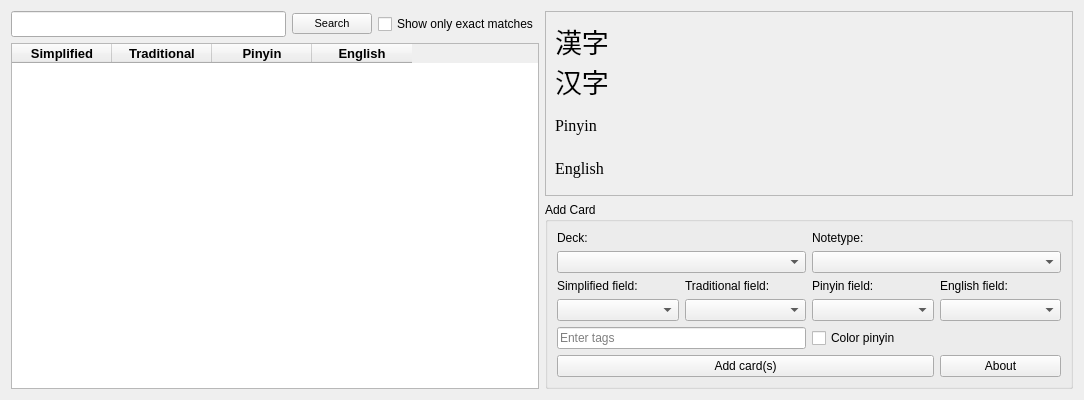
ThoreBor/CC-CEDICT-for-Anki, file designer/dict_ui.ui: the form before one commit.
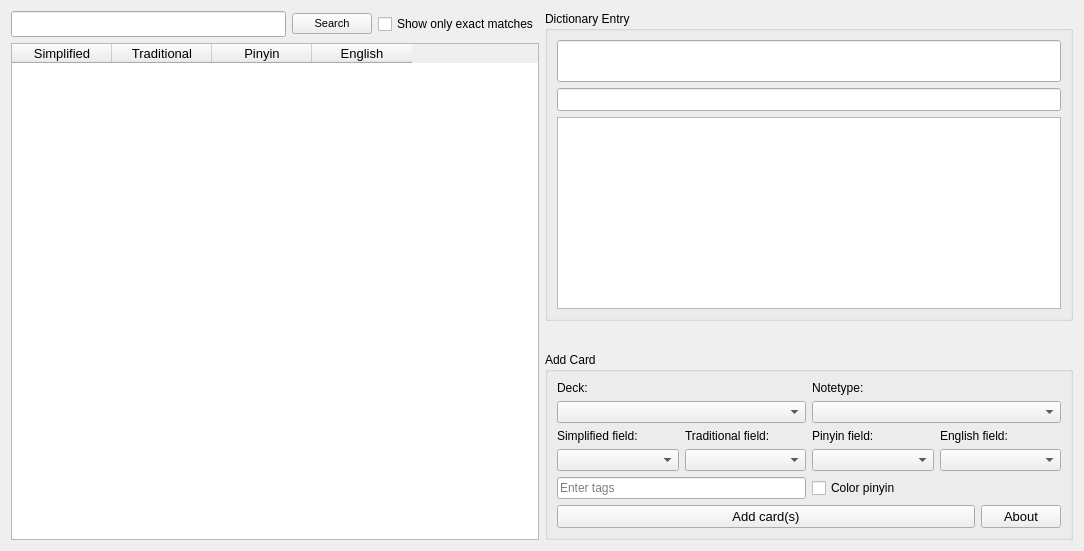
The form after the commit.

Commit message: update for Anki 23.10, switch to qt6, minor UI changes, update dictionary

Diff of the .ui file:
```diff
--- a/designer/dict_ui.ui
+++ b/designer/dict_ui.ui
@@ -7,7 +7,7 @@
     <x>0</x>
     <y>0</y>
     <width>1084</width>
-    <height>400</height>
+    <height>551</height>
    </rect>
   </property>
   <property name="sizePolicy">
@@ -30,136 +30,77 @@
     <enum>QLayout::SetNoConstraint</enum>
    </property>
    <item row="0" column="1">
-    <widget class="QScrollArea" name="scrollArea">
-     <property name="focusPolicy">
-      <enum>Qt::NoFocus</enum>
+    <widget class="QGroupBox" name="groupBox">
+     <property name="title">
+      <string>Dictionary Entry</string>
      </property>
-     <property name="widgetResizable">
-      <bool>true</bool>
-     </property>
-     <widget class="QWidget" name="scrollAreaWidgetContents">
-      <property name="geometry">
-       <rect>
-        <x>0</x>
-        <y>0</y>
-        <width>528</width>
-        <height>186</height>
-       </rect>
-      </property>
-      <layout class="QVBoxLayout" name="verticalLayout">
-       <item>
-        <widget class="QLabel" name="Hanzi">
-         <property name="font">
-          <font>
-           <family>SimHei</family>
-           <pointsize>20</pointsize>
-          </font>
-         </property>
-         <property name="text">
-          <string>漢字
-汉字</string>
-         </property>
-         <property name="wordWrap">
-          <bool>true</bool>
-         </property>
-         <property name="textInteractionFlags">
-          <set>Qt::LinksAccessibleByMouse|Qt::TextSelectableByMouse</set>
-         </property>
-        </widget>
-       </item>
-       <item>
-        <widget class="QLabel" name="Pinyin">
-         <property name="font">
-          <font>
-           <family>Times New Roman</family>
-           <pointsize>12</pointsize>
-          </font>
-         </property>
-         <property name="text">
-          <string>Pinyin</string>
-         </property>
-         <property name="textInteractionFlags">
-          <set>Qt::LinksAccessibleByMouse|Qt::TextSelectableByMouse</set>
-         </property>
-        </widget>
-       </item>
-       <item>
-        <widget class="QLabel" name="English">
-         <property name="font">
-          <font>
-           <family>Times New Roman</family>
-           <pointsize>12</pointsize>
-          </font>
-         </property>
-         <property name="text">
-          <string>English</string>
-         </property>
-        </widget>
-       </item>
-      </layout>
-     </widget>
+     <layout class="QVBoxLayout" name="verticalLayout">
+      <item>
+       <widget class="QLineEdit" name="Hanzi">
+        <property name="sizePolicy">
+         <sizepolicy hsizetype="MinimumExpanding" vsizetype="Fixed">
+          <horstretch>0</horstretch>
+          <verstretch>0</verstretch>
+         </sizepolicy>
+        </property>
+        <property name="font">
+         <font>
+          <family>KaiTi</family>
+          <pointsize>18</pointsize>
+         </font>
+        </property>
+        <property name="focusPolicy">
+         <enum>Qt::ClickFocus</enum>
+        </property>
+       </widget>
+      </item>
+      <item>
+       <widget class="QLineEdit" name="Pinyin">
+        <property name="sizePolicy">
+         <sizepolicy hsizetype="MinimumExpanding" vsizetype="Fixed">
+          <horstretch>0</horstretch>
+          <verstretch>0</verstretch>
+         </sizepolicy>
+        </property>
+        <property name="font">
+         <font>
+          <pointsize>10</pointsize>
+         </font>
+        </property>
+        <property name="focusPolicy">
+         <enum>Qt::ClickFocus</enum>
+        </property>
+       </widget>
+      </item>
+      <item>
+       <widget class="QTextEdit" name="English">
+        <property name="sizePolicy">
+         <sizepolicy hsizetype="MinimumExpanding" vsizetype="MinimumExpanding">
+          <horstretch>0</horstretch>
+          <verstretch>0</verstretch>
+         </sizepolicy>
+        </property>
+        <property name="font">
+         <font>
+          <pointsize>8</pointsize>
+         </font>
+        </property>
+        <property name="focusPolicy">
+         <enum>Qt::ClickFocus</enum>
+        </property>
+       </widget>
+      </item>
+     </layout>
     </widget>
    </item>
-   <item row="1" column="1">
-    <widget class="QGroupBox" name="AddCard">
+   <item row="2" column="1">
+    <widget class="QGroupBox" name="Dict">
      <property name="title">
       <string>Add Card</string>
      </property>
      <layout class="QGridLayout" name="gridLayout_3">
-      <item row="1" column="0">
-       <spacer name="verticalSpacer">
-        <property name="orientation">
-         <enum>Qt::Vertical</enum>
-        </property>
-        <property name="sizeHint" stdset="0">
-         <size>
-          <width>20</width>
-          <height>0</height>
-         </size>
-        </property>
-       </spacer>
-      </item>
-      <item row="0" column="0">
+      <item row="0" column="0" colspan="2">
        <layout class="QGridLayout" name="gridLayout_2">
-        <item row="3" column="2">
-         <widget class="QComboBox" name="Field3"/>
-        </item>
-        <item row="2" column="0">
-         <widget class="QLabel" name="Field1_Label">
-          <property name="text">
-           <string>Simplified field:</string>
-          </property>
-         </widget>
-        </item>
-        <item row="0" column="2">
-         <widget class="QLabel" name="Notetype_Label">
-          <property name="text">
-           <string>Notetype:</string>
-          </property>
-         </widget>
-        </item>
-        <item row="5" column="3">
-         <widget class="QPushButton" name="About">
-          <property name="focusPolicy">
-           <enum>Qt::TabFocus</enum>
-          </property>
-          <property name="text">
-           <string>About</string>
-          </property>
-          <property name="autoDefault">
-           <bool>false</bool>
-          </property>
-         </widget>
-        </item>
-        <item row="3" column="1">
-         <widget class="QComboBox" name="Field2"/>
-        </item>
-        <item row="3" column="3">
-         <widget class="QComboBox" name="Field4"/>
-        </item>
-        <item row="1" column="2" colspan="2">
-         <widget class="QComboBox" name="Notetype"/>
-        </item>
         <item row="0" column="0">
          <widget class="QLabel" name="Deck_Label">
           <property name="text">
@@ -167,32 +108,20 @@
           </property>
          </widget>
         </item>
-        <item row="1" column="0" colspan="2">
-         <widget class="QComboBox" name="Deck"/>
-        </item>
-        <item row="2" column="2">
-         <widget class="QLabel" name="Field3_Label">
+        <item row="0" column="2">
+         <widget class="QLabel" name="Notetype_Label">
           <property name="text">
-           <string>Pinyin field:</string>
+           <string>Notetype:</string>
           </property>
          </widget>
         </item>
-        <item row="5" column="0" colspan="3">
-         <widget class="QPushButton" name="Add">
-          <property name="focusPolicy">
-           <enum>Qt::TabFocus</enum>
-          </property>
+        <item row="2" column="0">
+         <widget class="QLabel" name="Field1_Label">
           <property name="text">
-           <string>Add card(s)</string>
+           <string>Simplified field:</string>
           </property>
-          <property name="autoDefault">
-           <bool>false</bool>
-          </property>
          </widget>
         </item>
-        <item row="3" column="0">
-         <widget class="QComboBox" name="Field1"/>
-        </item>
         <item row="2" column="1">
          <widget class="QLabel" name="Field2_Label">
           <property name="text">
@@ -200,6 +129,13 @@
           </property>
          </widget>
         </item>
+        <item row="2" column="2">
+         <widget class="QLabel" name="Field3_Label">
+          <property name="text">
+           <string>Pinyin field:</string>
+          </property>
+         </widget>
+        </item>
         <item row="2" column="3">
          <widget class="QLabel" name="Field4_Label">
           <property name="text">
@@ -207,10 +143,22 @@
           </property>
          </widget>
         </item>
+        <item row="3" column="0">
+         <widget class="QComboBox" name="Field1"/>
+        </item>
+        <item row="3" column="1">
+         <widget class="QComboBox" name="Field2"/>
+        </item>
+        <item row="3" column="2">
+         <widget class="QComboBox" name="Field3"/>
+        </item>
+        <item row="3" column="3">
+         <widget class="QComboBox" name="Field4"/>
+        </item>
         <item row="4" column="0" colspan="2">
          <widget class="QLineEdit" name="tags">
           <property name="focusPolicy">
-           <enum>Qt::ClickFocus</enum>
+           <enum>Qt::TabFocus</enum>
           </property>
           <property name="placeholderText">
            <string>Enter tags</string>
@@ -220,7 +168,7 @@
           </property>
          </widget>
         </item>
-        <item row="4" column="2" colspan="2">
+        <item row="4" column="2">
          <widget class="QCheckBox" name="color_pinyin">
           <property name="focusPolicy">
            <enum>Qt::TabFocus</enum>
@@ -230,12 +178,66 @@
           </property>
          </widget>
         </item>
+        <item row="1" column="0" colspan="2">
+         <widget class="QComboBox" name="Deck"/>
+        </item>
+        <item row="1" column="2" colspan="2">
+         <widget class="QComboBox" name="Notetype"/>
+        </item>
        </layout>
       </item>
+      <item row="1" column="0">
+       <widget class="QPushButton" name="Add">
+        <property name="sizePolicy">
+         <sizepolicy hsizetype="MinimumExpanding" vsizetype="Fixed">
+          <horstretch>0</horstretch>
+          <verstretch>0</verstretch>
+         </sizepolicy>
+        </property>
+        <property name="font">
+         <font>
+          <pointsize>10</pointsize>
+         </font>
+        </property>
+        <property name="focusPolicy">
+         <enum>Qt::TabFocus</enum>
+        </property>
+        <property name="text">
+         <string>Add card(s)</string>
+        </property>
+        <property name="autoDefault">
+         <bool>false</bool>
+        </property>
+       </widget>
+      </item>
+      <item row="1" column="1">
+       <widget class="QPushButton" name="About">
+        <property name="sizePolicy">
+         <sizepolicy hsizetype="Minimum" vsizetype="Fixed">
+          <horstretch>0</horstretch>
+          <verstretch>0</verstretch>
+         </sizepolicy>
+        </property>
+        <property name="font">
+         <font>
+          <pointsize>10</pointsize>
+         </font>
+        </property>
+        <property name="focusPolicy">
+         <enum>Qt::TabFocus</enum>
+        </property>
+        <property name="text">
+         <string>About</string>
+        </property>
+        <property name="autoDefault">
+         <bool>false</bool>
+        </property>
+       </widget>
+      </item>
      </layout>
     </widget>
    </item>
-   <item row="0" column="0" rowspan="2">
+   <item row="0" column="0" rowspan="3">
     <layout class="QGridLayout" name="gridLayout">
      <item row="0" column="2">
       <widget class="QCheckBox" name="checkBox">
@@ -300,6 +302,9 @@
        <property name="textElideMode">
         <enum>Qt::ElideLeft</enum>
        </property>
+       <attribute name="verticalHeaderVisible">
+        <bool>false</bool>
+       </attribute>
        <column>
         <property name="text">
          <string>Simplified</string>
@@ -308,8 +313,8 @@
          <font>
           <family>Arial</family>
           <pointsize>10</pointsize>
-          <weight>75</weight>
-          <bold>true</bold>
+          <weight>50</weight>
+          <bold>false</bold>
          </font>
         </property>
        </column>
@@ -321,8 +326,8 @@
          <font>
           <family>Arial</family>
           <pointsize>10</pointsize>
-          <weight>75</weight>
-          <bold>true</bold>
+          <weight>50</weight>
+          <bold>false</bold>
          </font>
         </property>
        </column>
@@ -334,8 +339,8 @@
          <font>
           <family>Arial</family>
           <pointsize>10</pointsize>
-          <weight>75</weight>
-          <bold>true</bold>
+          <weight>50</weight>
+          <bold>false</bold>
          </font>
         </property>
        </column>
@@ -347,8 +352,8 @@
          <font>
           <family>Arial</family>
           <pointsize>10</pointsize>
-          <weight>75</weight>
-          <bold>true</bold>
+          <weight>50</weight>
+          <bold>false</bold>
          </font>
         </property>
        </column>
@@ -374,6 +379,19 @@
      </item>
     </layout>
    </item>
+   <item row="1" column="1">
+    <spacer name="verticalSpacer">
+     <property name="orientation">
+      <enum>Qt::Vertical</enum>
+     </property>
+     <property name="sizeHint" stdset="0">
+      <size>
+       <width>20</width>
+       <height>40</height>
+      </size>
+     </property>
+    </spacer>
+   </item>
   </layout>
  </widget>
  <tabstops>
```
Left out of the diff: 2 changed lines with no effect on the pictures. The commit also changes 10 other files.
